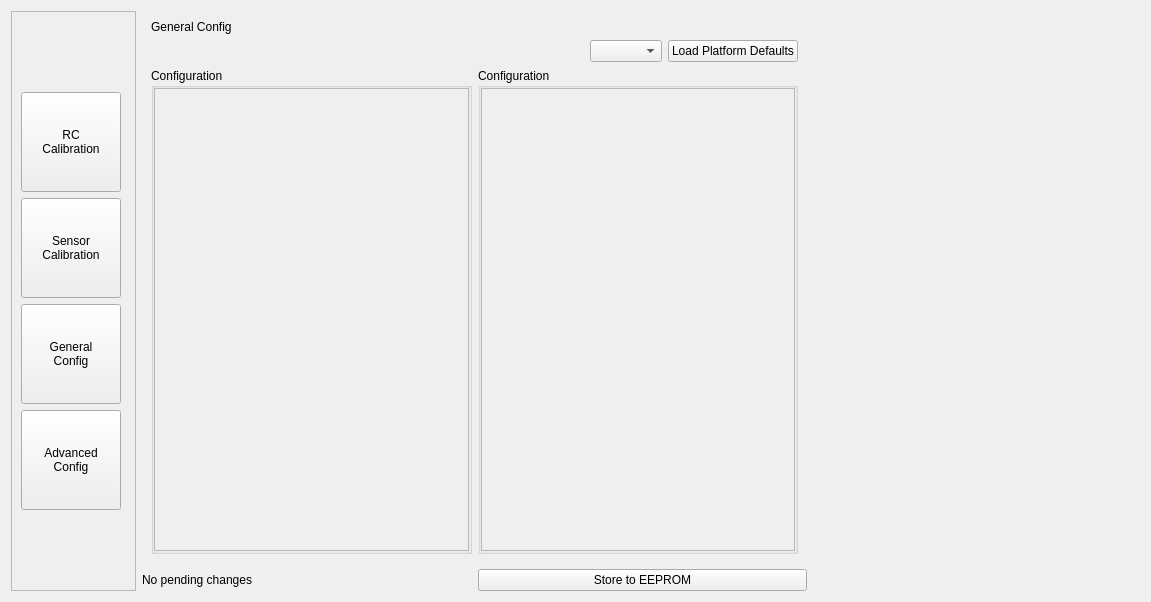
mavlink/qgroundcontrol, file src/ui/QGCVehicleConfig.ui: the form before one commit.
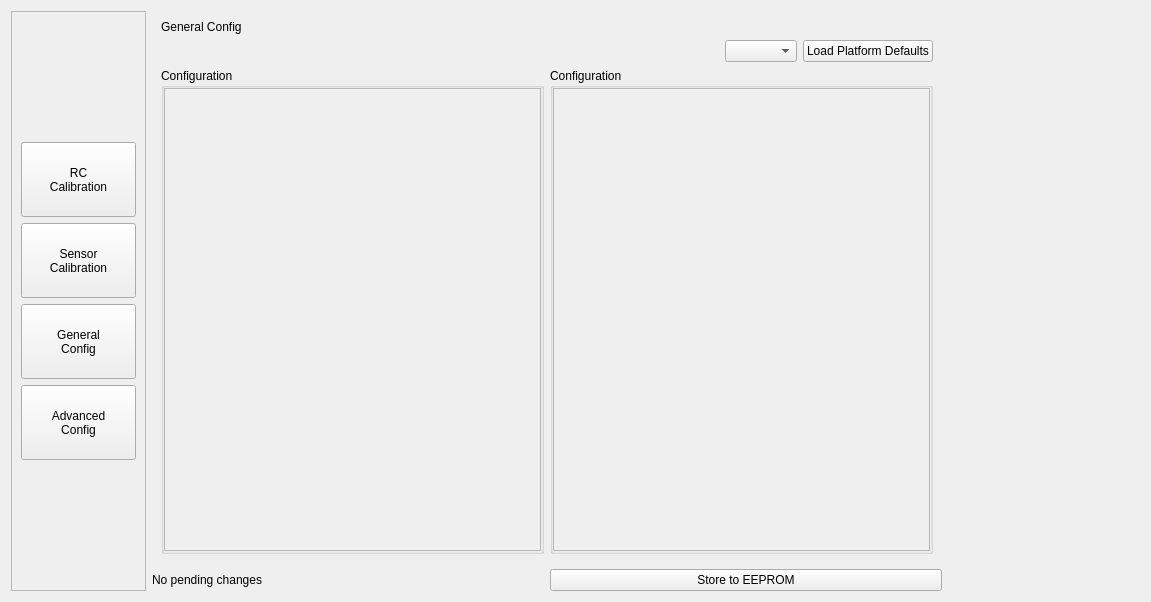
The form after the commit. The open tabs and pages were chosen to show the change. Icons and pictures are not drawn.

Commit message: Change for new arduplane.pdef.xml, and some small visual fixes on the Configuration page

```diff
--- a/src/ui/QGCVehicleConfig.ui
+++ b/src/ui/QGCVehicleConfig.ui
@@ -13,18 +13,18 @@
   <property name="windowTitle">
    <string>Form</string>
   </property>
-  <layout class="QHBoxLayout" name="horizontalLayout_11" stretch="1,2,1">
+  <layout class="QHBoxLayout" name="horizontalLayout_11" stretch="1,4,1">
    <item>
     <widget class="QScrollArea" name="scrollArea_6">
      <property name="minimumSize">
       <size>
-       <width>125</width>
+       <width>135</width>
        <height>0</height>
       </size>
      </property>
      <property name="maximumSize">
       <size>
-       <width>125</width>
+       <width>135</width>
        <height>16777215</height>
       </size>
      </property>
@@ -36,7 +36,7 @@
        <rect>
         <x>0</x>
         <y>0</y>
-        <width>123</width>
+        <width>133</width>
         <height>582</height>
        </rect>
       </property>
@@ -51,13 +51,13 @@
            <property name="minimumSize">
             <size>
              <width>100</width>
-             <height>100</height>
+             <height>75</height>
             </size>
            </property>
            <property name="maximumSize">
             <size>
-             <width>100</width>
-             <height>100</height>
+             <width>16777215</width>
+             <height>16777215</height>
             </size>
            </property>
            <property name="text">
@@ -71,13 +71,7 @@
            <property name="minimumSize">
             <size>
              <width>100</width>
-             <height>100</height>
-            </size>
-           </property>
-           <property name="maximumSize">
-            <size>
-             <width>100</width>
-             <height>100</height>
+             <height>75</height>
             </size>
            </property>
            <property name="text">
@@ -91,13 +85,7 @@
            <property name="minimumSize">
             <size>
              <width>100</width>
-             <height>100</height>
-            </size>
-           </property>
-           <property name="maximumSize">
-            <size>
-             <width>100</width>
-             <height>100</height>
+             <height>75</height>
             </size>
            </property>
            <property name="text">
@@ -111,13 +99,7 @@
            <property name="minimumSize">
             <size>
              <width>100</width>
-             <height>100</height>
-            </size>
-           </property>
-           <property name="maximumSize">
-            <size>
-             <width>100</width>
-             <height>100</height>
+             <height>75</height>
             </size>
            </property>
            <property name="text">
@@ -800,8 +782,8 @@
                  <rect>
                   <x>0</x>
                   <y>0</y>
-                  <width>314</width>
-                  <height>508</height>
+                  <width>98</width>
+                  <height>28</height>
                  </rect>
                 </property>
                 <layout class="QVBoxLayout" name="verticalLayout_10">
@@ -875,8 +857,8 @@
                   <rect>
                    <x>0</x>
                    <y>0</y>
-                   <width>314</width>
-                   <height>434</height>
+                   <width>98</width>
+                   <height>28</height>
                   </rect>
                  </property>
                  <layout class="QHBoxLayout" name="horizontalLayout_4">
@@ -912,8 +894,8 @@
                   <rect>
                    <x>0</x>
                    <y>0</y>
-                   <width>313</width>
-                   <height>434</height>
+                   <width>98</width>
+                   <height>28</height>
                   </rect>
                  </property>
                  <layout class="QHBoxLayout" name="horizontalLayout_5">
@@ -991,8 +973,8 @@
                   <rect>
                    <x>0</x>
                    <y>0</y>
-                   <width>161</width>
-                   <height>446</height>
+                   <width>98</width>
+                   <height>28</height>
                   </rect>
                  </property>
                  <layout class="QVBoxLayout" name="verticalLayout_7">
@@ -1028,8 +1010,8 @@
                   <rect>
                    <x>0</x>
                    <y>0</y>
-                   <width>160</width>
-                   <height>446</height>
+                   <width>98</width>
+                   <height>28</height>
                   </rect>
                  </property>
                  <layout class="QVBoxLayout" name="verticalLayout_8">
@@ -1079,7 +1061,7 @@
      </property>
      <property name="sizeHint" stdset="0">
       <size>
-       <width>40</width>
+       <width>30</width>
        <height>20</height>
       </size>
      </property>
```
The commit also changes 2 other files.
